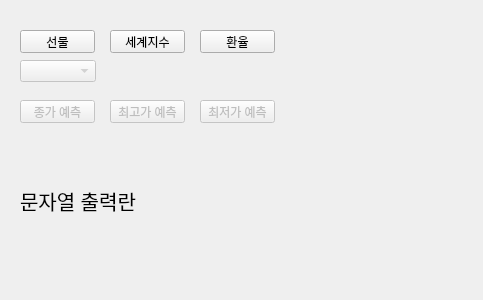
The window that test.ui (kimyoungjun97/final_for_quant_app) describes before a commit, drawn with Qt 5.
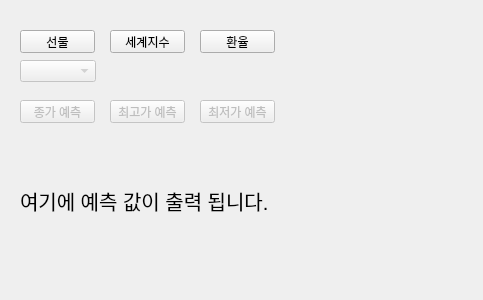
The same window after the commit.

Commit message: future, world_indice 데이터, 모델, minmax 추가해야함 + 앱디자인

```diff
--- a/test.ui
+++ b/test.ui
@@ -28,7 +28,7 @@
     </font>
    </property>
    <property name="text">
-    <string>문자열 출력란</string>
+    <string>여기에 예측 값이 출력 됩니다.</string>
    </property>
   </widget>
   <widget class="QComboBox" name="cbox_list">
```
The commit also changes 1 other file.
